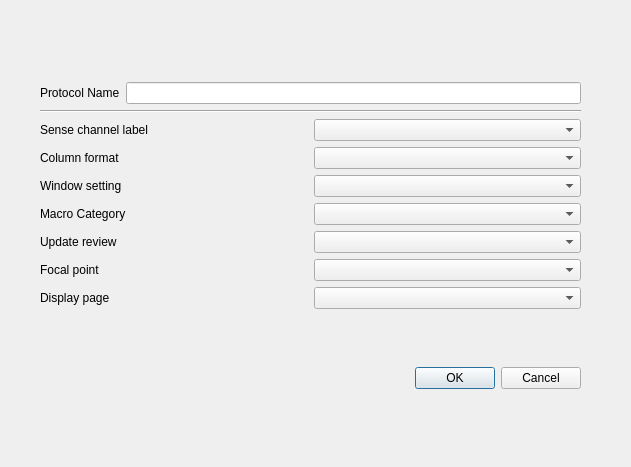
Before: the Qt Designer form src/libs/recorder/ui/editprotocoldialog.ui in mannd/epsimulator, drawn with Qt 5.
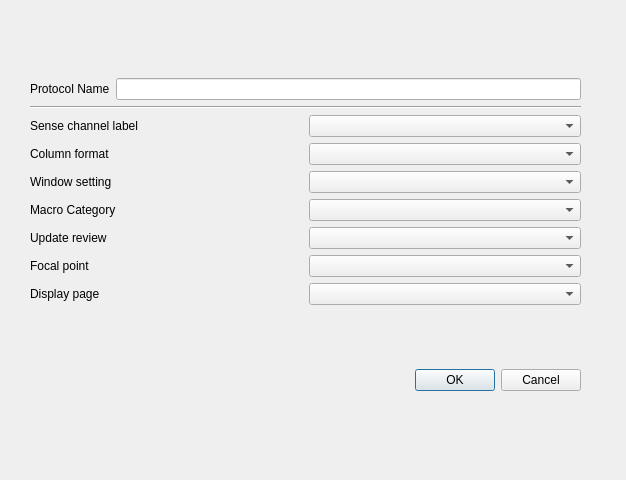
After: the same form once the commit is applied.

```diff
--- a/src/libs/recorder/ui/editprotocoldialog.ui
+++ b/src/libs/recorder/ui/editprotocoldialog.ui
@@ -6,20 +6,20 @@
    <rect>
     <x>0</x>
     <y>0</y>
-    <width>631</width>
-    <height>467</height>
+    <width>626</width>
+    <height>480</height>
    </rect>
   </property>
   <property name="windowTitle">
    <string>Dialog</string>
   </property>
-  <widget class="QWidget" name="">
+  <widget class="QWidget" name="layoutWidget">
    <property name="geometry">
     <rect>
-     <x>40</x>
-     <y>30</y>
-     <width>541</width>
-     <height>411</height>
+     <x>30</x>
+     <y>20</y>
+     <width>551</width>
+     <height>431</height>
     </rect>
    </property>
    <layout class="QGridLayout" name="gridLayout_2">
```
Left out of the diff: 23 changed lines with no effect on the pictures.
